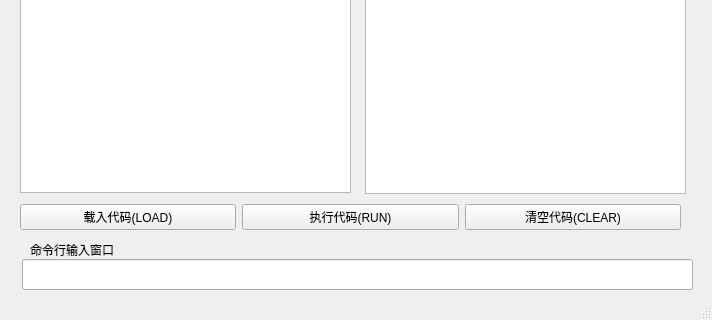
First picture: the form in mainwindow.ui, repository foxfoxff/basic, before the edit; both pictures show x 0 to 712 and y 588 to 908 of the 712 by 908 pixel window.
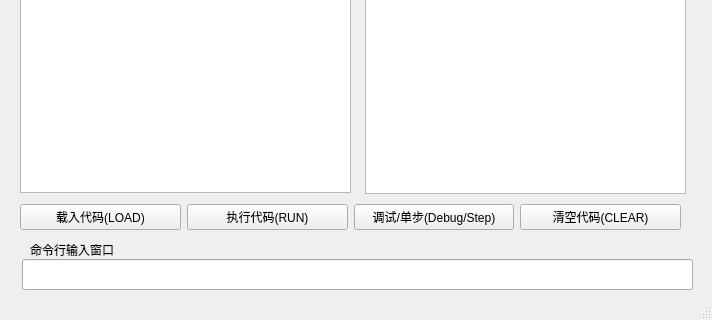
Second picture: the form after the edit.

What changed in the file:
```diff
--- a/mainwindow.ui
+++ b/mainwindow.ui
@@ -113,6 +113,13 @@
        </property>
       </widget>
      </item>
+     <item>
+      <widget class="QPushButton" name="pushButton_4">
+       <property name="text">
+        <string>调试/单步(Debug/Step)</string>
+       </property>
+      </widget>
+     </item>
      <item>
       <widget class="QPushButton" name="pushButton">
        <property name="text">
```
